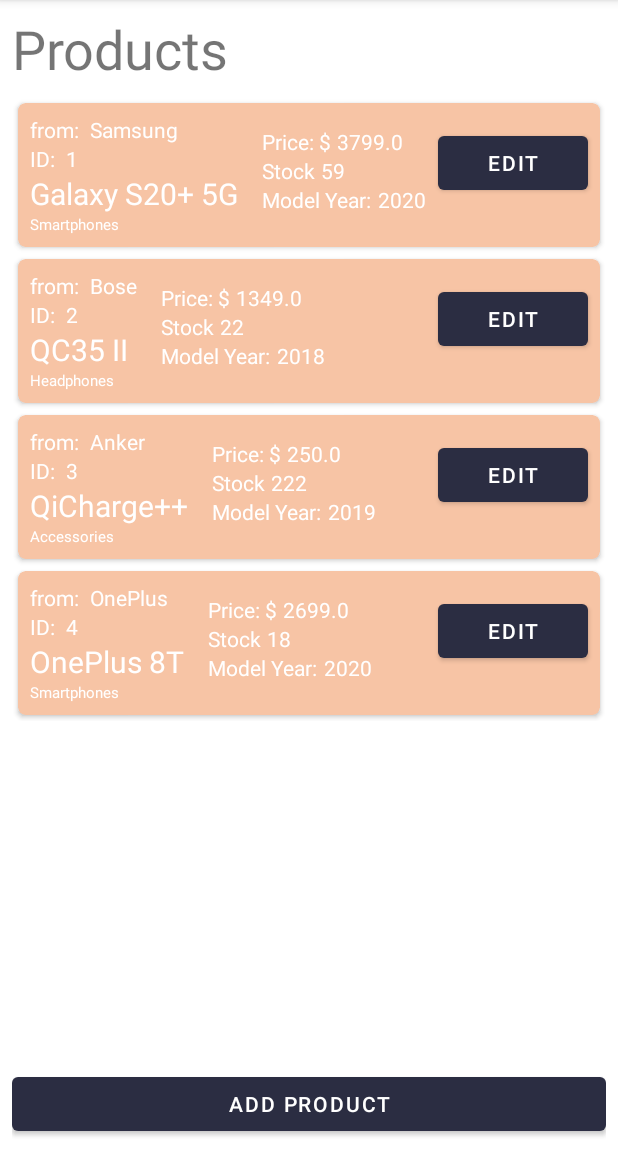
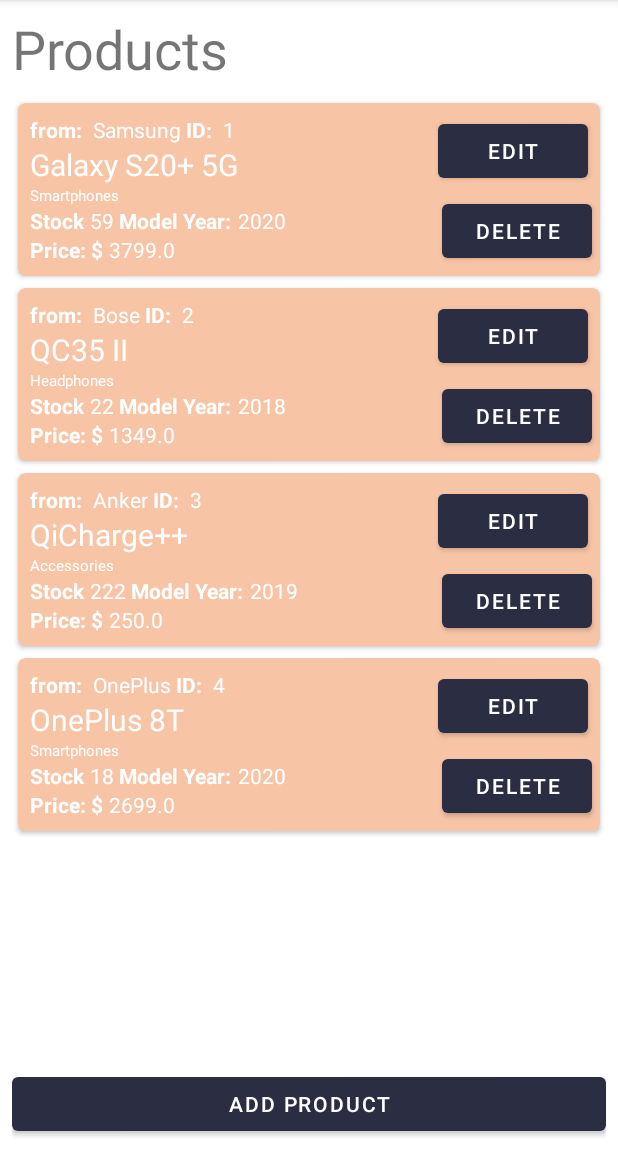
Before and after one commit to hassambitw/shop-manager-android-application, an Android app: the screen it shows after launch (MainActivity), in the side drawer, after a tap on "Products", on a phone screen of 412 x 824 dp, the part 84-1236 px from its top. Run offline under Robolectric (Android 15) with nearby library versions, the phone set to English and light mode, and no system bars.

Commit message:
fixed dashboard ui for smaller screens + delete button for products

```diff
--- a/app/src/main/res/layout/fragment_dashboard.xml
+++ b/app/src/main/res/layout/fragment_dashboard.xml
@@ -21,15 +21,15 @@
         android:layout_width="match_parent"
         android:layout_height="wrap_content"
         android:layout_below="@id/textView"
+        android:gravity="center|center_horizontal"
         android:orientation="horizontal"
-        android:padding="16dp"
         tools:layout_editor_absoluteX="8dp"
         tools:layout_editor_absoluteY="8dp">
 
         <androidx.cardview.widget.CardView
             android:id="@+id/card_1"
-            android:layout_width="150dp"
-            android:layout_height="150dp"
+            android:layout_width="125dp"
+            android:layout_height="125dp"
             android:layout_margin="16dp"
             app:cardBackgroundColor="@color/weirdyellow"
             app:cardCornerRadius="5dp"
@@ -65,8 +65,8 @@
 
         <androidx.cardview.widget.CardView
             android:id="@+id/card_2"
-            android:layout_width="150dp"
-            android:layout_height="150dp"
+            android:layout_width="125dp"
+            android:layout_height="125dp"
             android:layout_margin="16dp"
             app:cardBackgroundColor="@color/weirdyellow"
             app:cardCornerRadius="5dp"
@@ -111,15 +111,15 @@
         android:layout_width="match_parent"
         android:layout_height="wrap_content"
         android:layout_below="@id/lin_layout_1"
+        android:gravity="center|center_horizontal"
         android:orientation="horizontal"
-        android:padding="16dp"
         tools:layout_editor_absoluteX="8dp"
         tools:layout_editor_absoluteY="8dp">
 
         <androidx.cardview.widget.CardView
             android:id="@+id/card_3"
-            android:layout_width="150dp"
-            android:layout_height="150dp"
+            android:layout_width="125dp"
+            android:layout_height="125dp"
             android:layout_margin="16dp"
             app:cardBackgroundColor="@color/weirdyellow"
             app:cardCornerRadius="5dp"
@@ -160,8 +160,8 @@
 
         <androidx.cardview.widget.CardView
             android:id="@+id/card_4"
-            android:layout_width="150dp"
-            android:layout_height="150dp"
+            android:layout_width="125dp"
+            android:layout_height="125dp"
             android:layout_margin="16dp"
             app:cardBackgroundColor="@color/weirdyellow"
             app:cardCornerRadius="5dp"
--- a/app/src/main/res/layout/product_item.xml
+++ b/app/src/main/res/layout/product_item.xml
@@ -23,6 +23,11 @@
 
             <LinearLayout
                 android:layout_width="match_parent"
+                android:layout_height="match_parent"
+                android:orientation="horizontal">
+
+                <LinearLayout
+                    android:layout_width="wrap_content"
                     android:layout_height="wrap_content"
                     android:orientation="horizontal">
 
@@ -31,7 +36,8 @@
                         android:layout_width="wrap_content"
                         android:layout_height="wrap_content"
                         android:text="from: "
-                    android:textColor="@color/white" />
+                        android:textColor="@color/white"
+                        android:textStyle="bold" />
 
                     <TextView
                         android:id="@+id/brandName"
@@ -42,8 +48,9 @@
                         android:textColor="@color/white" />
 
                 </LinearLayout>
+
                 <LinearLayout
-                android:layout_width="match_parent"
+                    android:layout_width="wrap_content"
                     android:layout_height="wrap_content"
                     android:orientation="horizontal">
 
@@ -51,8 +58,9 @@
                         android:id="@+id/id_head"
                         android:layout_width="wrap_content"
                         android:layout_height="wrap_content"
-                    android:text="ID: "
-                    android:textColor="@color/white" />
+                        android:text=" ID: "
+                        android:textColor="@color/white"
+                        android:textStyle="bold" />
 
                     <TextView
                         android:id="@+id/prod_id"
@@ -63,10 +71,11 @@
                         android:textColor="@color/white" />
 
                 </LinearLayout>
+            </LinearLayout>
 
             <TextView
                 android:id="@+id/productName"
-                android:layout_width="match_parent"
+                android:layout_width="196dp"
                 android:layout_height="wrap_content"
                 android:text="Product Name"
                 android:textColor="@color/white"
@@ -80,18 +89,65 @@
                 android:textColor="@color/white"
                 android:textSize="10sp" />
 
-        </LinearLayout>
-
             <LinearLayout
                 android:id="@+id/lin_2"
                 android:layout_width="wrap_content"
                 android:layout_height="wrap_content"
-            android:layout_toRightOf="@id/lin_1"
-            android:orientation="vertical"
-            android:paddingLeft="8dp"
-            android:paddingTop="16dp"
-            android:paddingRight="8dp"
-            android:paddingBottom="16dp">
+                android:orientation="vertical">
+
+                <LinearLayout
+                    android:layout_width="match_parent"
+                    android:layout_height="match_parent"
+                    android:orientation="horizontal">
+
+                    <LinearLayout
+                        android:layout_width="wrap_content"
+                        android:layout_height="wrap_content"
+                        android:orientation="horizontal">
+
+                        <TextView
+                            android:id="@+id/quantity_head"
+                            android:layout_width="wrap_content"
+                            android:layout_height="wrap_content"
+                            android:text="Stock"
+                            android:textColor="@color/white"
+                            android:textSize="14sp"
+                            android:textStyle="bold" />
+
+                        <TextView
+                            android:id="@+id/quantity"
+                            android:layout_width="match_parent"
+                            android:layout_height="wrap_content"
+                            android:paddingLeft="4dp"
+                            android:text="00"
+                            android:textColor="@color/white"
+                            android:textSize="14sp" />
+                    </LinearLayout>
+
+                    <LinearLayout
+                        android:layout_width="wrap_content"
+                        android:layout_height="wrap_content"
+                        android:orientation="horizontal">
+
+                        <TextView
+                            android:id="@+id/year_head"
+                            android:layout_width="wrap_content"
+                            android:layout_height="wrap_content"
+                            android:text=" Model Year:"
+                            android:textColor="@color/white"
+                            android:textSize="14sp"
+                            android:textStyle="bold" />
+
+                        <TextView
+                            android:id="@+id/year"
+                            android:layout_width="match_parent"
+                            android:layout_height="wrap_content"
+                            android:paddingLeft="4dp"
+                            android:text="00"
+                            android:textColor="@color/white"
+                            android:textSize="14sp" />
+                    </LinearLayout>
+                </LinearLayout>
 
                 <LinearLayout
                     android:layout_width="match_parent"
@@ -104,11 +160,12 @@
                         android:layout_height="wrap_content"
                         android:text="Price: $"
                         android:textColor="@color/white"
-                    android:textSize="14sp" />
+                        android:textSize="14sp"
+                        android:textStyle="bold" />
 
                     <TextView
                         android:id="@+id/listprice"
-                    android:layout_width="match_parent"
+                        android:layout_width="wrap_content"
                         android:layout_height="wrap_content"
                         android:paddingLeft="4dp"
                         android:text="00.0"
@@ -117,50 +174,8 @@
 
                 </LinearLayout>
 
-            <LinearLayout
-                android:layout_width="match_parent"
-                android:layout_height="match_parent"
-                android:orientation="horizontal">
+            </LinearLayout>
 
-                <TextView
-                    android:id="@+id/quantity_head"
-                    android:layout_width="wrap_content"
-                    android:layout_height="wrap_content"
-                    android:text="Stock"
-                    android:textColor="@color/white"
-                    android:textSize="14sp" />
-
-                <TextView
-                    android:id="@+id/quantity"
-                    android:layout_width="match_parent"
-                    android:layout_height="wrap_content"
-                    android:paddingLeft="4dp"
-                    android:text="00"
-                    android:textColor="@color/white"
-                    android:textSize="14sp" />
-            </LinearLayout>
-            <LinearLayout
-                android:layout_width="match_parent"
-                android:layout_height="match_parent"
-                android:orientation="horizontal">
-
-                <TextView
-                    android:id="@+id/year_head"
-                    android:layout_width="wrap_content"
-                    android:layout_height="wrap_content"
-                    android:text="Model Year:"
-                    android:textColor="@color/white"
-                    android:textSize="14sp" />
-
-                <TextView
-                    android:id="@+id/year"
-                    android:layout_width="match_parent"
-                    android:layout_height="wrap_content"
-                    android:paddingLeft="4dp"
-                    android:text="00"
-                    android:textColor="@color/white"
-                    android:textSize="14sp" />
-            </LinearLayout>
         </LinearLayout>
 
         <Button
@@ -168,10 +183,19 @@
             android:layout_width="100dp"
             android:layout_height="wrap_content"
             android:layout_alignParentRight="true"
-            android:layout_marginTop="16dp"
+            android:layout_marginTop="8dp"
             android:layout_marginRight="8dp"
-            android:layout_marginBottom="16dp"
             android:text="@string/editBtn" />
+
+        <Button
+            android:id="@+id/deleteProd"
+            android:layout_width="100dp"
+            android:layout_height="wrap_content"
+            android:layout_below="@id/editProd"
+            android:layout_alignParentRight="true"
+            android:layout_marginTop="5dp"
+            android:layout_marginRight="5dp"
+            android:text="Delete" />
     </RelativeLayout>
 
 </androidx.cardview.widget.CardView>
```
Lines whose indentation alone changed are shown as unchanged.
